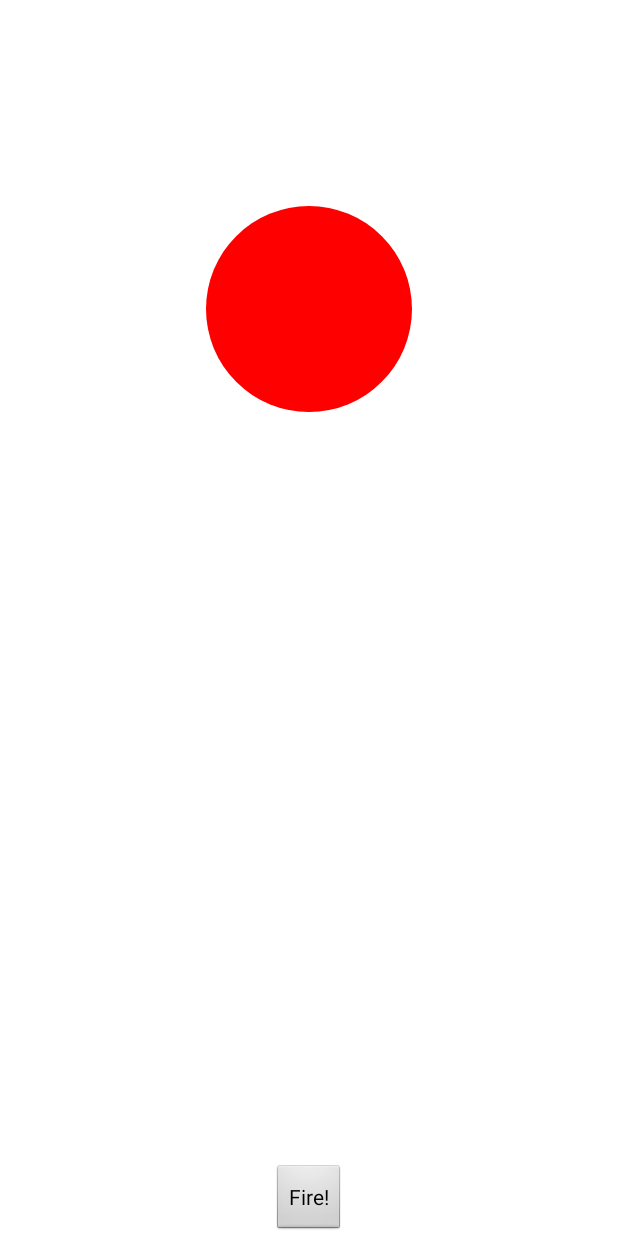
After one commit to dreamwisdom/wheelofluck, an Android app: the GameActivity screen opened directly, with no data from a screen before it, on a phone screen of 412 x 824 dp. The commit adds this screen. Run offline under Robolectric (Android 15) with nearby library versions, the phone set to English and light mode, and no system bars.

Commit message:
Added rotating arrows and a button to shoot them

```diff
--- a/app/build.gradle
+++ b/app/build.gradle
@@ -22,4 +22,5 @@ android {
 dependencies {
     compile fileTree(dir: 'libs', include: ['*.jar'])
     compile 'com.android.support:appcompat-v7:23.0.0'
+    compile 'com.android.support:support-v4:23.0.0'
 }
--- a/app/src/main/AndroidManifest.xml
+++ b/app/src/main/AndroidManifest.xml
@@ -16,6 +16,12 @@
                 <category android:name="android.intent.category.LAUNCHER" />
             </intent-filter>
         </activity>
+        <activity
+            android:name=".GameActivity"
+            android:label="@string/title_activity_game"
+            android:theme="@android:style/Theme.Black.NoTitleBar.Fullscreen"
+            android:screenOrientation="portrait">
+        </activity>
     </application>
 
 </manifest>
--- /dev/null
+++ b/app/src/main/java/local/isi/wheelofluck/GameActivity.java
@@ -0,0 +1,48 @@
+package local.isi.wheelofluck;
+
+import android.app.Activity;
+import android.content.Context;
+import android.os.Handler;
+import android.os.Bundle;
+import android.view.View;
+import android.widget.Button;
+import android.widget.FrameLayout;
+
+import local.isi.wheelofluck.view.MiddleCircle;
+import local.isi.wheelofluck.view.RotatingArrow;
+
+public class GameActivity extends Activity {
+
+    Context ctx;
+    Handler handler;
+    FrameLayout fl;
+
+    @Override
+    protected void onCreate(Bundle savedInstanceState) {
+        super.onCreate(savedInstanceState);
+        setContentView(R.layout.activity_game);
+
+        ctx = this;
+        handler = new Handler();
+
+        // Adding middle circle to layout
+        MiddleCircle centerCircle = new MiddleCircle(this);
+        fl = (FrameLayout) findViewById(R.id.game_activity);
+        fl.addView(centerCircle);
+
+        Button btnFire = (Button) findViewById(R.id.btn_fire);
+
+        btnFire.setOnClickListener(new View.OnClickListener() {
+            @Override
+            public void onClick(View v) {
+                RotatingArrow arrow =  new RotatingArrow(ctx, handler);
+                fl.addView(arrow);
+
+                handler.post(arrow);
+
+            }
+        });
+    }
+
+
+}
--- /dev/null
+++ b/app/src/main/java/local/isi/wheelofluck/info/GameBoard.java
@@ -0,0 +1,25 @@
+package local.isi.wheelofluck.info;
+
+import android.content.Context;
+import android.util.DisplayMetrics;
+
+public class GameBoard {
+
+    // Return width of the game board
+    public static int getWidth(Context ctx){
+        DisplayMetrics metric = ctx.getResources().getDisplayMetrics();
+        int screenWidth = metric.widthPixels;
+        int screenHeight = metric.heightPixels;
+        return Math.min(screenWidth,screenHeight);
+    }
+
+    // Return the center coords of the game board
+    public static int getOriginXY(Context ctx){
+        return getWidth(ctx) /2;
+    }
+
+    public static int getMidCircleRadius(Context ctx){
+        return getWidth(ctx) / 6;
+    }
+
+}
--- /dev/null
+++ b/app/src/main/java/local/isi/wheelofluck/view/MiddleCircle.java
@@ -0,0 +1,36 @@
+package local.isi.wheelofluck.view;
+
+import android.content.Context;
+import android.graphics.Canvas;
+import android.graphics.Color;
+import android.graphics.Paint;
+import android.graphics.Rect;
+import android.view.View;
+
+import local.isi.wheelofluck.info.GameBoard;
+
+public class MiddleCircle extends View {
+
+    Paint p;
+    int originXY;
+    Context ctx;
+
+    public MiddleCircle(Context context) {
+        super(context);
+
+        this.ctx = context;
+        // Color
+        p = new Paint(Paint.ANTI_ALIAS_FLAG);
+        p.setColor(Color.RED);
+
+        // Find middle
+        originXY = GameBoard.getOriginXY(context);
+    }
+
+    @Override
+    protected void onDraw(Canvas canvas) {
+        super.onDraw(canvas);
+
+        canvas.drawCircle(originXY, originXY, GameBoard.getMidCircleRadius(ctx), p);
+    }
+}
--- /dev/null
+++ b/app/src/main/res/layout/activity_game.xml
@@ -0,0 +1,15 @@
+<FrameLayout xmlns:android="http://schemas.android.com/apk/res/android"
+    xmlns:tools="http://schemas.android.com/tools" android:layout_width="match_parent"
+    android:layout_height="match_parent"
+    tools:context="local.isi.wheelofluck.GameActivity"
+    android:id="@+id/game_activity"
+    android:background="#ffffff">
+
+    <Button
+        android:layout_width="wrap_content"
+        android:layout_height="wrap_content"
+        android:text="Fire!"
+        android:id="@+id/btn_fire"
+        android:layout_gravity="center_horizontal|bottom" />
+
+</FrameLayout>
--- a/app/src/main/res/values/strings.xml
+++ b/app/src/main/res/values/strings.xml
@@ -3,4 +3,6 @@
 
     <string name="hello_world">Hello world!</string>
     <string name="action_settings">Settings</string>
+    <string name="title_activity_game">GameActivity</string>
+
 </resources>
```
Also changed, not shown: app/src/main/java/local/isi/wheelofluck/MainActivity.java (+16 -2 lines), app/src/main/java/local/isi/wheelofluck/view/RotatingArrow.java (added, +63 -0 lines), app/src/main/res/layout/activity_main.xml (+11 -1 lines), app/src/main/res/menu/menu_game.xml (added, +7 -0 lines).
